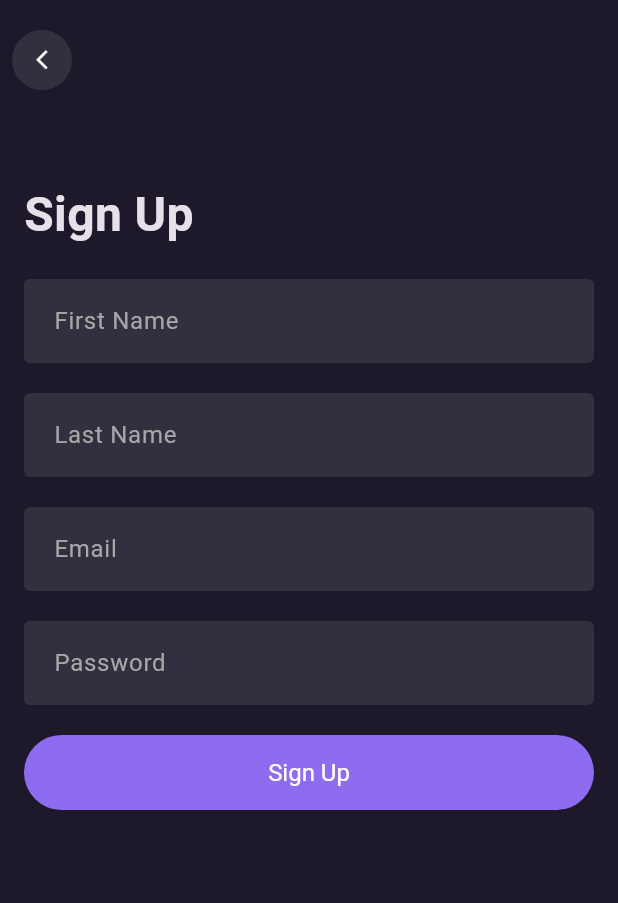
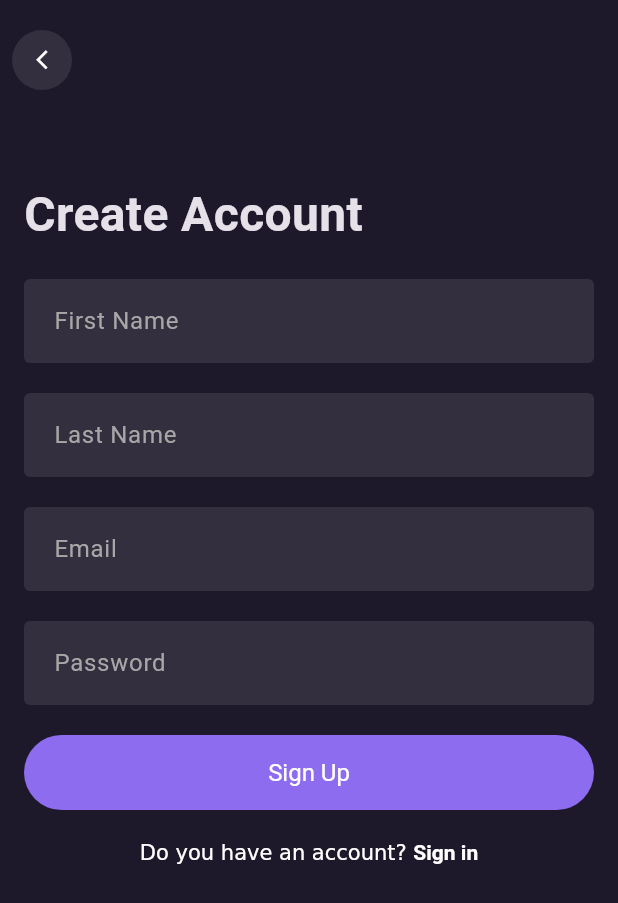
Before and after one commit to ThienNg0/E-commerce-flutter, a Flutter app: the SignupPage screen opened directly, on a phone screen of 412 x 824 dp. Shown: the top 903 px of the screen. Run offline on Flutter 3.47's test engine with Material 3 defaults, Android fonts, the phone set to English and light mode, and no system bars; our stand-ins replace flutter_bloc, flutter_svg; Roboto replaces fonts that are missing (CircularStd).

Commit message:
finish 3 layout

```diff
--- a/lib/presentation/auth/pages/signup.dart
+++ b/lib/presentation/auth/pages/signup.dart
@@ -1,6 +1,9 @@
 import 'package:flutter/material.dart';
 import 'package:ecommerce_app/common/widgets/button/basic_app_button.dart';
 import 'package:ecommerce_app/common/widgets/appbar/app_bar.dart';
+import 'package:flutter/gestures.dart';
+import 'package:ecommerce_app/presentation/auth/pages/signin.dart';
+import 'package:ecommerce_app/common/helper/navigator/app_navigator.dart';
 
 class SignupPage extends StatelessWidget {
   const SignupPage({super.key});
@@ -26,6 +29,8 @@ class SignupPage extends StatelessWidget {
               _passwordField(context),
               const SizedBox(height: 20),
               _signupButton(),
+              const SizedBox(height: 20),
+              _signInOption(context),
             ],
           ),
         ),
@@ -35,7 +40,7 @@ class SignupPage extends StatelessWidget {
 
   Widget _signupText(BuildContext context) {
     return Text(
-      'Sign Up',
+      'Create Account',
       style: TextStyle(
         fontSize: 32,
         fontWeight: FontWeight.bold,
@@ -82,4 +87,28 @@ class SignupPage extends StatelessWidget {
       title: 'Sign Up',
     );
   }
+
+  Widget _signInOption(BuildContext context) {
+    return Center(
+      child: RichText(
+        text: TextSpan(
+          children: [
+            TextSpan(
+              text: "Do you have an account? ",
+            ),
+            TextSpan(
+              text: "Sign in",
+              style: TextStyle(
+                fontWeight: FontWeight.bold,
+              ),
+              recognizer: TapGestureRecognizer()
+                ..onTap = () {
+                  AppNavigator.push(context, const SigninPage());
+                },
+            ),
+          ],
+        ),
+      ),
+    );
+  }
 }
```
